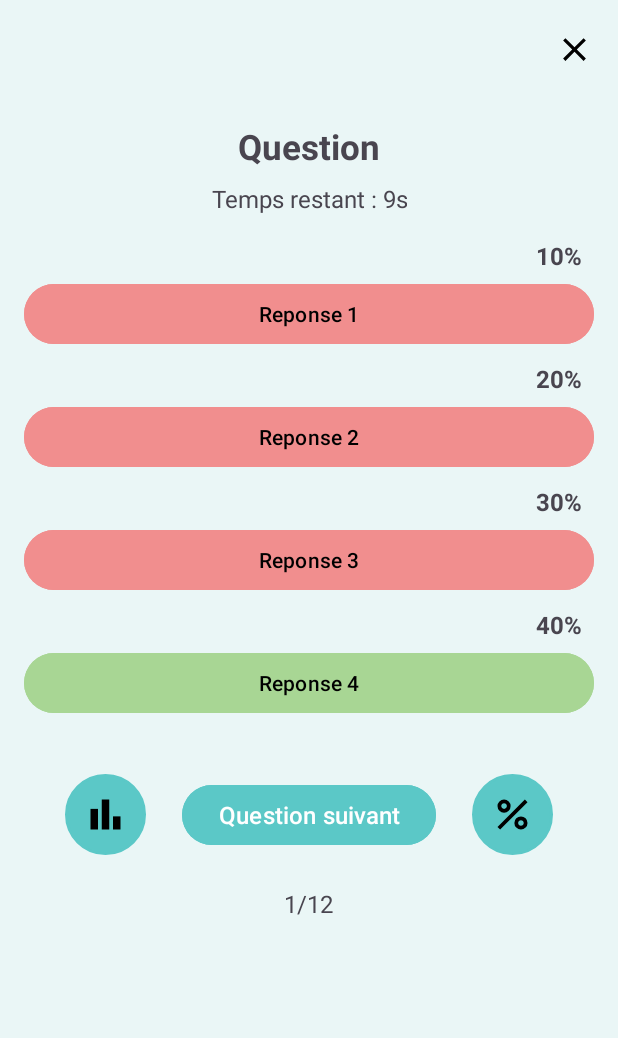
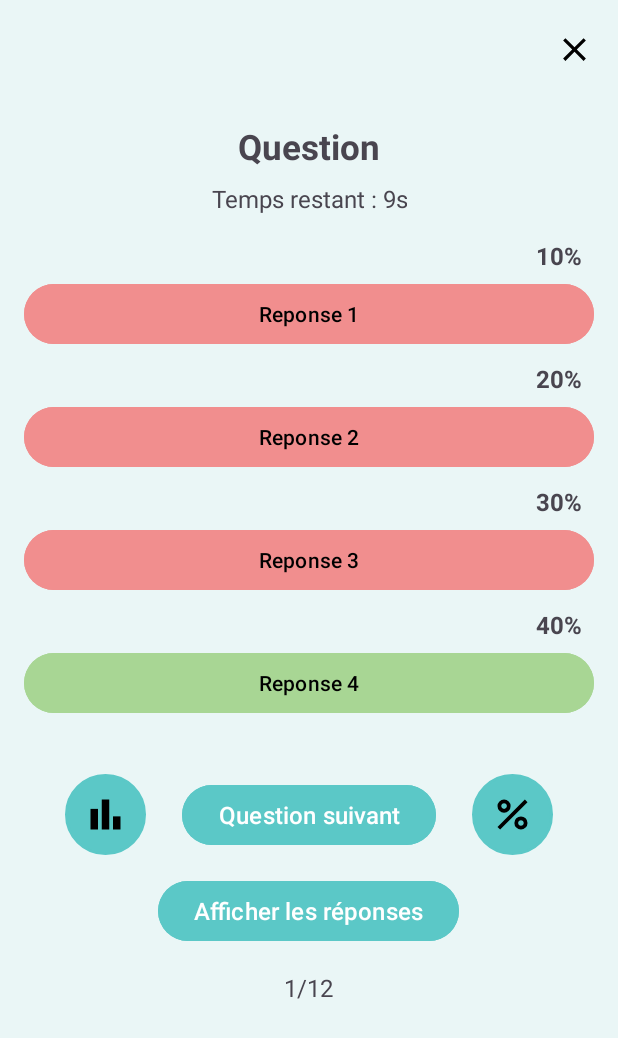
Before and after one commit to hfreshnel/quizAndroid, an Android app: the layout activity_admin_quiz_question.xml on its own in the app's theme, with its tools: preview values and no code run, on a phone screen of 412 x 824 dp. Shown: the top 1038 px of the screen. Run offline under Robolectric (Android 15) with nearby library versions, the phone set to English and light mode, and no system bars.

Commit message:
Save local changes

```diff
--- a/app/src/main/res/layout/activity_admin_classement.xml
+++ b/app/src/main/res/layout/activity_admin_classement.xml
@@ -20,12 +20,12 @@
                 android:id="@+id/terminerQuiz"
                 android:layout_width="26dp"
                 android:layout_height="34dp"
-                android:visibility="visible"
-                android:layout_marginStart="368dp"
+                android:layout_marginEnd="16dp"
                 android:layout_marginTop="16dp"
                 android:src="@drawable/fermer"
-                app:layout_constraintStart_toStartOf="parent"
+                app:layout_constraintEnd_toEndOf="parent"
                 app:layout_constraintTop_toTopOf="parent" />
+
 
 
             <ImageView
--- a/app/src/main/res/layout/activity_admin_quiz_question.xml
+++ b/app/src/main/res/layout/activity_admin_quiz_question.xml
@@ -204,15 +204,27 @@
 
     </LinearLayout>
 
+    <!-- New Button for Displaying Answers -->
+    <Button
+        android:id="@+id/afficherReponses"
+        android:layout_width="wrap_content"
+        android:layout_height="wrap_content"
+        android:layout_marginTop="8dp"
+        android:layout_gravity="center_horizontal"
+        android:backgroundTint="#5BC8C7"
+        android:text="Afficher les réponses"
+        android:textColor="#FFFFFF"
+        android:textSize="16sp" />
+
     <!-- Question Number -->
     <TextView
         android:id="@+id/nQuestion"
         android:layout_width="wrap_content"
         android:layout_height="wrap_content"
+        android:layout_gravity="center_horizontal"
         android:layout_marginTop="16dp"
+        android:gravity="center"
         android:text="1/12"
-        android:textSize="16sp"
-        android:gravity="center"
-        android:layout_gravity="center_horizontal" />
+        android:textSize="16sp" />
 
 </LinearLayout>
```
Also changed, not shown: app/src/main/AndroidManifest.xml (+5 -8 lines).
